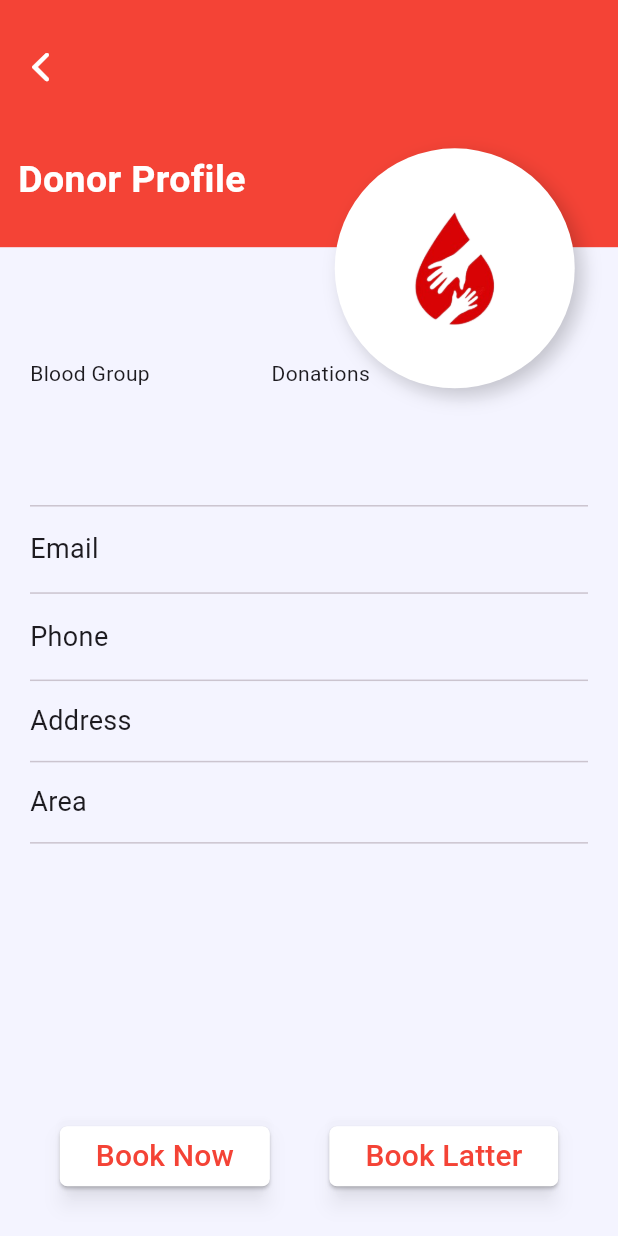
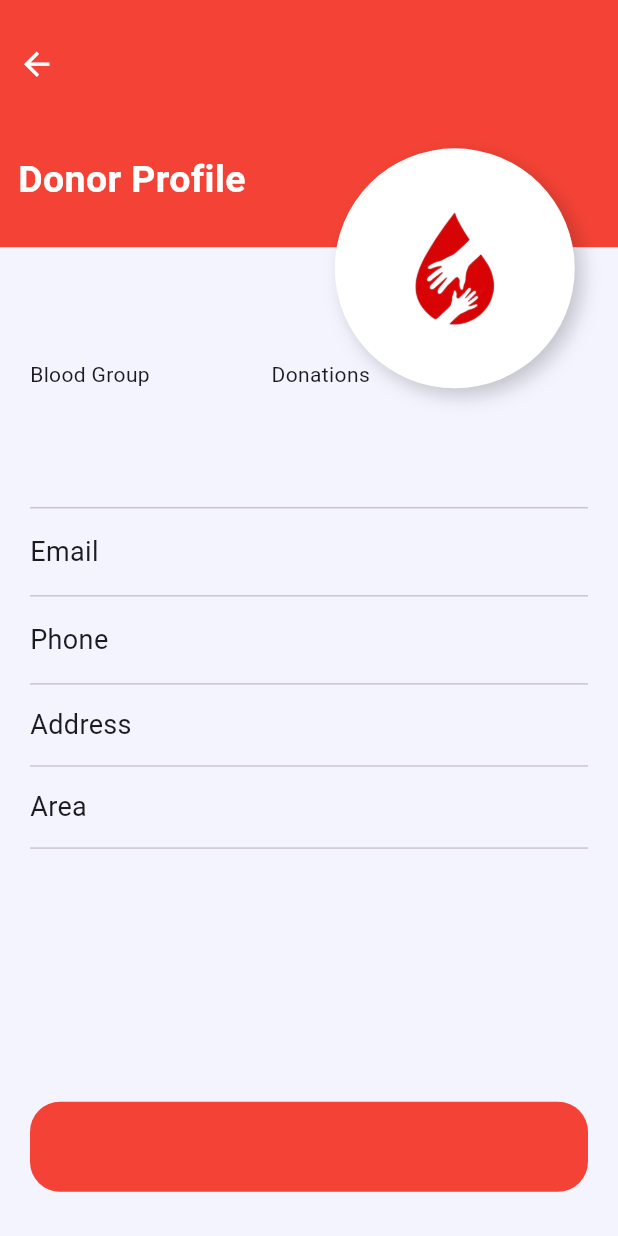
Before and after one commit to RootHex200/myblood, a Flutter app: the DonorProfile screen opened directly with empty values, on a phone screen of 412 x 824 dp. Run offline on Flutter 3.47's test engine with Material 3 defaults, Android fonts, the phone set to English and light mode, and no system bars; our stand-ins replace dio, get, google_nav_bar; network calls fail.

Commit message:
creating instant book donor page and some changes on ui

```diff
--- a/lib/src/constants/api.dart
+++ b/lib/src/constants/api.dart
@@ -1,2 +1,2 @@
-const String api = "http://192.168.10.158:3000";
-const String getDonor = "/donor_list";
+const String api = "http://192.168.10.158:3000/";
+const String getDonor = "/donor_list/";
--- /dev/null
+++ b/lib/src/constants/url_encoder.dart
@@ -0,0 +1,2 @@
+const String positiveEncoder = "%2B";
+const String negativeEncoder = "";
--- a/lib/src/core/common/widget/custome_text_field.dart
+++ b/lib/src/core/common/widget/custome_text_field.dart
@@ -9,6 +9,8 @@ class CustomeTextField extends StatelessWidget {
     required this.onChanged,
     required this.onSubmitted,
     this.prefixIcon,
+    this.maxLine,
+    this.suffixIcon,
   });
 
   final TextInputType inputType;
@@ -16,14 +18,18 @@ class CustomeTextField extends StatelessWidget {
   final ValueChanged<String> onChanged;
   final ValueChanged<String> onSubmitted;
   final Icon? prefixIcon;
+  final int? maxLine;
+  final Widget? suffixIcon;
 
   @override
   Widget build(BuildContext context) {
     return TextField(
       keyboardType: inputType,
+      maxLines: maxLine,
       style: const TextStyle(color: Colors.red),
       decoration: InputDecoration(
           prefixIcon: prefixIcon,
+          suffixIcon: suffixIcon,
           fillColor: whiteColor,
           filled: true,
           hintText: hintText,
--- a/lib/src/feature/find-donor/controller/radio_button_controller.dart
+++ b/lib/src/feature/find-donor/controller/radio_button_controller.dart
@@ -1,5 +1,5 @@
 import 'package:get/get.dart';
 
 class RadioButtonController extends GetxController {
-  RxString currentValue = "Now".obs;
+  RxString currentValue = "Book Now".obs;
 }
--- a/lib/src/feature/find-donor/donor_profile/components/donor_profile_details.dart
+++ b/lib/src/feature/find-donor/donor_profile/components/donor_profile_details.dart
@@ -1,6 +1,8 @@
 import 'package:flutter/material.dart';
 import 'package:get/get.dart';
 import 'package:myblood/src/core/utils/colors.dart';
+import 'package:myblood/src/feature/booked-donor/bookings-for-latter/screens/booking_latter.dart';
+import 'package:myblood/src/feature/booked-donor/instant-booking/screen/instant_booking.dart';
 
 class DonorProfileDetails extends StatelessWidget {
   const DonorProfileDetails({
@@ -13,6 +15,7 @@ class DonorProfileDetails extends StatelessWidget {
     required this.phone,
     required this.address,
     required this.area,
+    required this.whentoBook,
   });
   final String name;
   final String bloodGroup;
@@ -22,6 +25,7 @@ class DonorProfileDetails extends StatelessWidget {
   final String phone;
   final String address;
   final String area;
+  final String whentoBook;
   @override
   Widget build(BuildContext context) {
     return SizedBox(
@@ -168,53 +172,81 @@ class DonorProfileDetails extends StatelessWidget {
             ),
             const Divider(),
             SizedBox(
-              height: Get.height * 0.2,
+              height: Get.height * 0.18,
             ),
-            Row(
-              mainAxisAlignment: MainAxisAlignment.spaceAround,
-              children: [
-                Material(
-                  color: Colors.transparent,
-                  elevation: 5,
-                  shadowColor: Colors.black.withOpacity(0.3),
-                  borderRadius: BorderRadius.circular(5),
-                  child: ElevatedButton(
-                    style: ElevatedButton.styleFrom(
-                      foregroundColor: Colors.red,
-                      backgroundColor: whiteColor,
-                      shape: RoundedRectangleBorder(
-                        borderRadius: BorderRadius.circular(5),
-                      ),
-                    ),
-                    onPressed: () {},
-                    child: const Text(
-                      "Book Now",
-                      style: TextStyle(fontSize: 20),
+            GestureDetector(
+              onTap: () {
+                if (whentoBook == "Book Now") {
+                  Get.to(() => InstantBooking());
+                } else if (whentoBook == "Book Latter") {
+                  Get.to(() => BookingLatter());
+                }
+              },
+              child: Container(
+                height: 60,
+                width: Get.width,
+                decoration: BoxDecoration(
+                  borderRadius: BorderRadius.circular(20),
+                  color: Colors.red,
+                ),
+                child: Center(
+                  child: Text(
+                    whentoBook,
+                    style: TextStyle(
+                      color: whiteColor,
+                      fontSize: 20,
+                      fontWeight: FontWeight.bold,
                     ),
                   ),
                 ),
-                Material(
-                  color: Colors.transparent,
-                  elevation: 5,
-                  shadowColor: Colors.black.withOpacity(0.3),
-                  borderRadius: BorderRadius.circular(5),
-                  child: ElevatedButton(
-                    style: ElevatedButton.styleFrom(
-                      foregroundColor: Colors.red,
-                      backgroundColor: whiteColor,
-                      shape: RoundedRectangleBorder(
-                        borderRadius: BorderRadius.circular(5),
-                      ),
-                    ),
-                    onPressed: () {},
-                    child: const Text(
-                      "Book Latter",
-                      style: TextStyle(fontSize: 20),
-                    ),
-                  ),
-                ),
-              ],
-            ),
+              ),
+            )
+            // Row(
+            //   mainAxisAlignment: MainAxisAlignment.spaceAround,
+            //   children: [
+            //     Material(
+            //       color: Colors.transparent,
+            //       elevation: 5,
+            //       shadowColor: Colors.black.withOpacity(0.3),
+            //       borderRadius: BorderRadius.circular(5),
+            //       child: ElevatedButton(
+            //         style: ElevatedButton.styleFrom(
+            //           foregroundColor: Colors.red,
+            //           backgroundColor: whiteColor,
+            //           shape: RoundedRectangleBorder(
+            //             borderRadius: BorderRadius.circular(5),
+            //           ),
+            //         ),
+            //         onPressed: () {},
+            //         child: const Text(
+            //           "Book Now",
+            //           style: TextStyle(fontSize: 20),
+            //         ),
+            //       ),
+            //     ),
+            //     Material(
+            //       color: Colors.transparent,
+            //       elevation: 5,
+            //       shadowColor: Colors.black.withOpacity(0.3),
+            //       borderRadius: BorderRadius.circular(5),
+            //       child: ElevatedButton(
+            //         style: ElevatedButton.styleFrom(
+            //           foregroundColor: Colors.red,
+            //           backgroundColor: whiteColor,
+            //           shape: RoundedRectangleBorder(
+            //             borderRadius: BorderRadius.circular(5),
+            //           ),
+            //         ),
+            //         onPressed: () {},
+            //         child: const Text(
+            //           "Book Latter",
+            //           style: TextStyle(fontSize: 20),
+            //         ),
+            //       ),
+            //     ),
+            //   ],
+            // ),
+            ,
             const SizedBox(
               height: 20,
             )
--- a/lib/src/feature/find-donor/donor_profile/donor_profile.dart
+++ b/lib/src/feature/find-donor/donor_profile/donor_profile.dart
@@ -15,7 +15,8 @@ class DonorProfile extends StatelessWidget {
       required this.phone,
       required this.address,
       required this.area,
-      required this.imageAddress});
+      required this.imageAddress,
+      required this.whentoBook});
   final String donorName;
   final String bloodGroup;
   final String donatedTime;
@@ -25,6 +26,7 @@ class DonorProfile extends StatelessWidget {
   final String address;
   final String area;
   final String imageAddress;
+  final String whentoBook;
   final height = Get.height;
   final width = Get.width;
 
@@ -72,7 +74,9 @@ class DonorProfile extends StatelessWidget {
                     email: email,
                     phone: phone,
                     address: address,
-                          area: area))
+                    area: area,
+                    whentoBook: whentoBook,
+                  ))
                 ],
               ),
               //Profile Picture
@@ -107,8 +111,8 @@ class DonorProfile extends StatelessWidget {
                       Get.back();
                     },
                     child: Icon(
-                      CupertinoIcons.back,
-                      size: 30,
+                      Icons.arrow_back,
+                      size: 25,
                       color: whiteColor,
                     ),
                   ))
```
Also changed, not shown: lib/src/feature/booked-donor/bookings-for-latter/screens/booking_latter.dart (added, +13 -0 lines), lib/src/feature/booked-donor/instant-booking/screen/instant_booking.dart (added, +191 -0 lines), lib/src/feature/find-donor/api/fetch_all_donor_list.dart (+13 -0 lines), lib/src/feature/find-donor/components/search_result.dart (+7 -1 lines), lib/src/feature/find-donor/screens/find_donor.dart (+31 -7 lines). Lines whose indentation alone changed are shown as unchanged.
